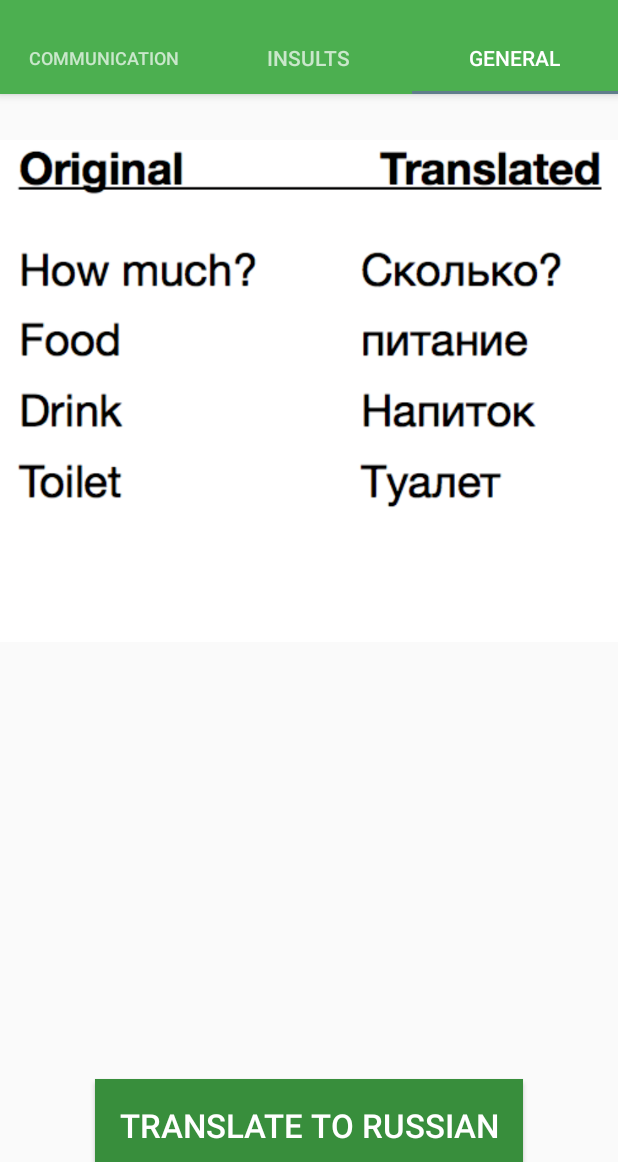
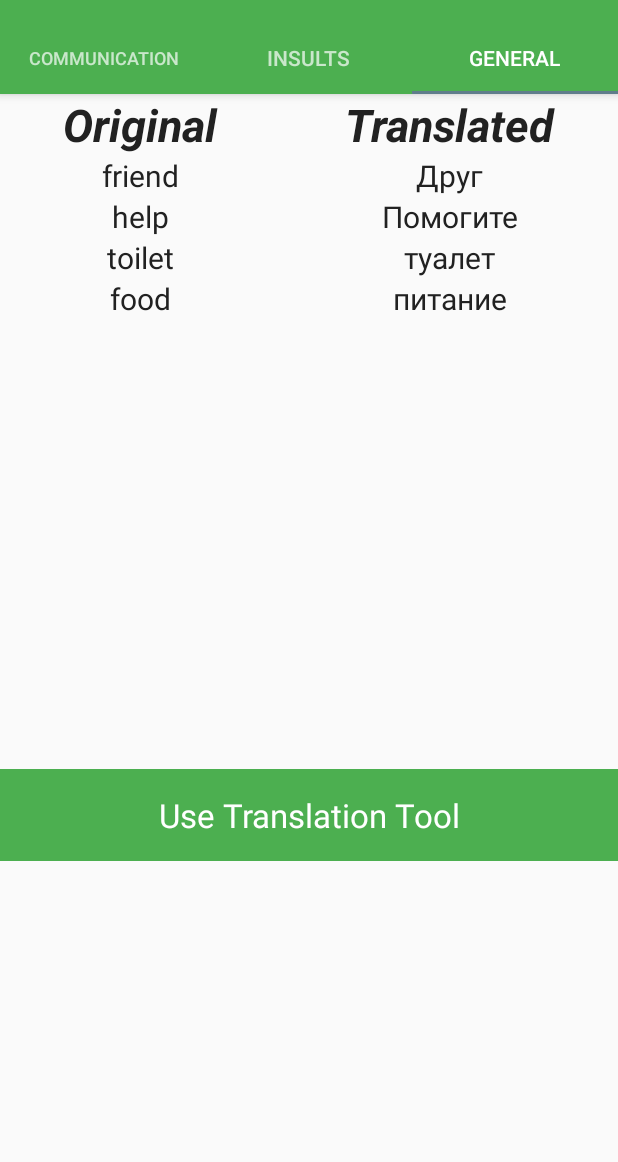
Before and after one commit to mariosfx540/MobileHCI_Project, an Android app: the Tab1Fragment screen opened directly, with no data from a screen before it, tab 3 chosen, on a phone screen of 412 x 824 dp, the part 74-1236 px from its top. Run offline under Robolectric (Android 15) with nearby library versions, the phone set to English and light mode, and no system bars.

Commit message:
Added Button to Tab Fragments

```diff
--- a/app/src/main/java/com/example/dimis/mobilehci/Tab1Fragment.java
+++ b/app/src/main/java/com/example/dimis/mobilehci/Tab1Fragment.java
@@ -1,5 +1,6 @@
 package com.example.dimis.mobilehci;
 
+import android.content.Intent;
 import android.os.Bundle;
 import android.support.annotation.NonNull;
 import android.support.annotation.Nullable;
@@ -7,6 +8,8 @@ import android.support.v4.app.Fragment;
 import android.view.LayoutInflater;
 import android.view.View;
 import android.view.ViewGroup;
+import android.widget.TextView;
+
 
 /**
  * Created by perakisMAC on 07/03/2018.
@@ -14,12 +17,24 @@ import android.view.ViewGroup;
 
 public class Tab1Fragment extends Fragment {
     private static final String TAG = "Tab1Fragment";
-
+    private TextView textView;
     @Nullable
     @Override
     public View onCreateView(@NonNull LayoutInflater inflater, @Nullable ViewGroup container, @Nullable Bundle savedInstanceState) {
         View view = inflater.inflate(R.layout.tab1_fragment,container,false);
+        textView = (TextView) view.findViewById(R.id.btnSpeak);
+        textView.setOnClickListener(new View.OnClickListener() {
+            @Override
+            public void onClick(View v) {
+                Intent intent = new Intent(getActivity(),TranslationAPI.class);
+                startActivity(intent);
+            }
+        });
+        return view;
 
-        return view;
     }
+
+
+
+
 }
--- a/app/src/main/java/com/example/dimis/mobilehci/Tab2Fragment.java
+++ b/app/src/main/java/com/example/dimis/mobilehci/Tab2Fragment.java
@@ -1,5 +1,6 @@
 package com.example.dimis.mobilehci;
 
+import android.content.Intent;
 import android.os.Bundle;
 import android.support.annotation.NonNull;
 import android.support.annotation.Nullable;
@@ -7,6 +8,7 @@ import android.support.v4.app.Fragment;
 import android.view.LayoutInflater;
 import android.view.View;
 import android.view.ViewGroup;
+import android.widget.TextView;
 
 /**
  * Created by perakisMAC on 07/03/2018.
@@ -14,12 +16,20 @@ import android.view.ViewGroup;
 
 public class Tab2Fragment extends Fragment {
     private static final String TAG = "Tab2Fragment";
+    private TextView textView;
 
     @Nullable
     @Override
     public View onCreateView(@NonNull LayoutInflater inflater, @Nullable ViewGroup container, @Nullable Bundle savedInstanceState) {
         View view = inflater.inflate(R.layout.tab2_fragment,container,false);
-
+        textView = (TextView) view.findViewById(R.id.btnSpeak);
+        textView.setOnClickListener(new View.OnClickListener() {
+            @Override
+            public void onClick(View v) {
+                Intent intent = new Intent(getActivity(),TranslationAPI.class);
+                startActivity(intent);
+            }
+        });
         return view;
     }
 }
--- a/app/src/main/res/layout/activity_teams.xml
+++ b/app/src/main/res/layout/activity_teams.xml
@@ -64,6 +64,4 @@
     </android.support.v4.view.ViewPager>
 
 
-
-
 </android.support.design.widget.CoordinatorLayout>
--- a/app/src/main/res/layout/tab3_fragment.xml
+++ b/app/src/main/res/layout/tab3_fragment.xml
@@ -1,43 +1,109 @@
 <?xml version="1.0" encoding="utf-8"?>
-<android.support.constraint.ConstraintLayout xmlns:android="http://schemas.android.com/apk/res/android"
-                                             xmlns:app="http://schemas.android.com/apk/res-auto"
-                                             xmlns:tools="http://schemas.android.com/tools"
-                                             android:id="@+id/linearLayout3"
-                                             android:layout_width="match_parent"
-                                             android:layout_height="match_parent"
-                                             android:gravity="center"
-                                             android:orientation="vertical">
 
-    <ImageView
-        android:id="@+id/imageView4"
-        android:layout_width="wrap_content"
+
+<TableLayout xmlns:android="http://schemas.android.com/apk/res/android"
+    android:layout_width="match_parent"
+    android:layout_height="match_parent"
+    android:stretchColumns="*">
+    <TableRow>
+        <TextView
+            android:layout_width="match_parent"
+            android:layout_height="wrap_content"
+            android:textColor="@color/primary_text"
+            android:textSize="30dp"
+            android:text="Original"
+            android:textStyle="bold|italic"
+            android:gravity="center"/>
+        <TextView
+            android:layout_width="match_parent"
+            android:layout_height="wrap_content"
+            android:textColor="@color/primary_text"
+            android:textSize="30dp"
+            android:text="Translated"
+            android:textStyle="bold|italic"
+            android:gravity="center"/>
+    </TableRow>
+
+    <TableRow>
+        <TextView
+            android:layout_width="match_parent"
+            android:layout_height="wrap_content"
+            android:textColor="@color/primary_text"
+            android:textSize="20dp"
+            android:text="friend"
+            android:gravity="center"/>
+        <TextView
+            android:layout_width="match_parent"
+            android:layout_height="wrap_content"
+            android:textColor="@color/primary_text"
+            android:textSize="20dp"
+            android:text="Друг"
+            android:gravity="center"/>
+    </TableRow>
+
+    <TableRow>
+        <TextView
+            android:layout_width="match_parent"
+            android:layout_height="wrap_content"
+            android:textColor="@color/primary_text"
+            android:textSize="20dp"
+            android:text="help"
+            android:gravity="center"/>
+        <TextView
+            android:layout_width="match_parent"
+            android:layout_height="wrap_content"
+            android:textColor="@color/primary_text"
+            android:textSize="20dp"
+            android:text="Помогите"
+            android:gravity="center"/>
+    </TableRow>
+
+    <TableRow>
+        <TextView
+            android:layout_width="match_parent"
+            android:layout_height="wrap_content"
+            android:textColor="@color/primary_text"
+            android:textSize="20dp"
+            android:text="toilet"
+            android:gravity="center"/>
+        <TextView
+            android:layout_width="match_parent"
+            android:layout_height="wrap_content"
+            android:textColor="@color/primary_text"
+            android:textSize="20dp"
+            android:text="туалет"
+            android:gravity="center"/>
+    </TableRow>
+
+    <TableRow>
+        <TextView
+            android:layout_width="match_parent"
+            android:layout_height="wrap_content"
+            android:textColor="@color/primary_text"
+            android:textSize="20dp"
+            android:text="food"
+            android:gravity="center"/>
+        <TextView
+            android:layout_width="match_parent"
+            android:layout_height="wrap_content"
+            android:textColor="@color/primary_text"
+            android:textSize="20dp"
+            android:text="питание"
+            android:gravity="center"/>
+    </TableRow>
+    <TextView
+        android:id="@+id/btnSpeak"
+        android:layout_width="match_parent"
         android:layout_height="wrap_content"
-        android:layout_marginTop="0dp"
-        app:layout_constraintHorizontal_bias="0.55"
-        app:layout_constraintLeft_toLeftOf="parent"
-        app:layout_constraintRight_toRightOf="parent"
-        app:layout_constraintTop_toTopOf="parent"
-        app:srcCompat="@drawable/general"/>
-
-    <Button
-        android:id="@+id/button6"
-        android:layout_width="wrap_content"
-        android:layout_height="wrap_content"
-        android:layout_marginBottom="50dp"
-        android:background="@color/primary_dark"
+        android:layout_marginTop="300dp"
+        android:textColor="@color/icons"
+        android:background="@color/primary"
         android:clickable="true"
-        android:focusable="true"
         android:gravity="center"
         android:padding="16dp"
-        android:text="@string/trlToRuss"
-        android:textColor="#FFFF"
+        android:text="Use Translation Tool"
         android:textSize="22sp"
-        android:textStyle="normal"
-        app:layout_constraintBottom_toBottomOf="parent"
-        app:layout_constraintEnd_toEndOf="parent"
-        app:layout_constraintLeft_toLeftOf="parent"
-        app:layout_constraintRight_toRightOf="parent"
-        app:layout_constraintStart_toStartOf="parent"/>
 
+        android:textStyle="normal"/>
 
-</android.support.constraint.ConstraintLayout>
+</TableLayout>
```
Also changed, not shown: app/src/main/java/com/example/dimis/mobilehci/Tab3Fragment.java (+11 -1 lines), app/src/main/java/com/example/dimis/mobilehci/TranslationAPI.java (+8 -0 lines), app/src/main/res/layout/tab1_fragment.xml (+22 -1 lines), app/src/main/res/layout/tab2_fragment.xml (+97 -28 lines), app/src/main/res/layout/third_screen.xml (deleted, +0 -65 lines).
